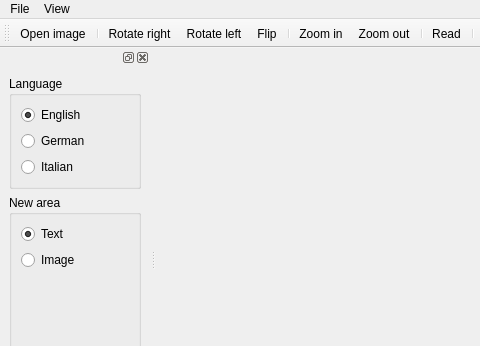
This is ui_lector.ui in zdenop/lector as Qt 5 draws it before an edit; both pictures show x 0 to 480 and y 0 to 346 of the 820 by 491 pixel window. The edited form follows.
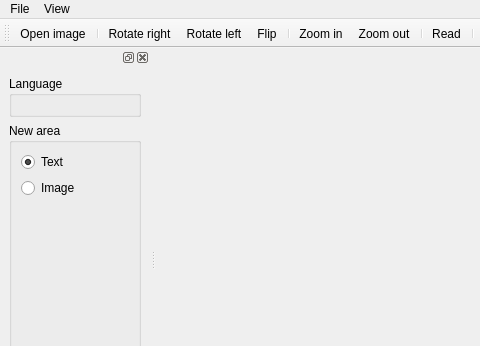
This is the edited form. Icons and pictures are not drawn.

Commit message: Now languages radio buttons are created on runtime

```diff
--- a/ui_lector.ui
+++ b/ui_lector.ui
@@ -121,35 +121,7 @@
        <property name="flat" >
         <bool>true</bool>
        </property>
-       <layout class="QVBoxLayout" >
-        <item>
-         <widget class="QRadioButton" name="rbtn_eng" >
-          <property name="text" >
-           <string>English</string>
-          </property>
-          <property name="checked" >
-           <bool>true</bool>
-          </property>
-         </widget>
-        </item>
-        <item>
-         <widget class="QRadioButton" name="rbtn_deu" >
-          <property name="text" >
-           <string>German</string>
-          </property>
-         </widget>
-        </item>
-        <item>
-         <widget class="QRadioButton" name="rbtn_ita" >
-          <property name="text" >
-           <string>Italian</string>
-          </property>
-          <property name="checked" >
-           <bool>false</bool>
-          </property>
-         </widget>
-        </item>
-       </layout>
+       <layout class="QVBoxLayout" />
       </widget>
      </item>
      <item>
```
The commit also changes 3 other files.
